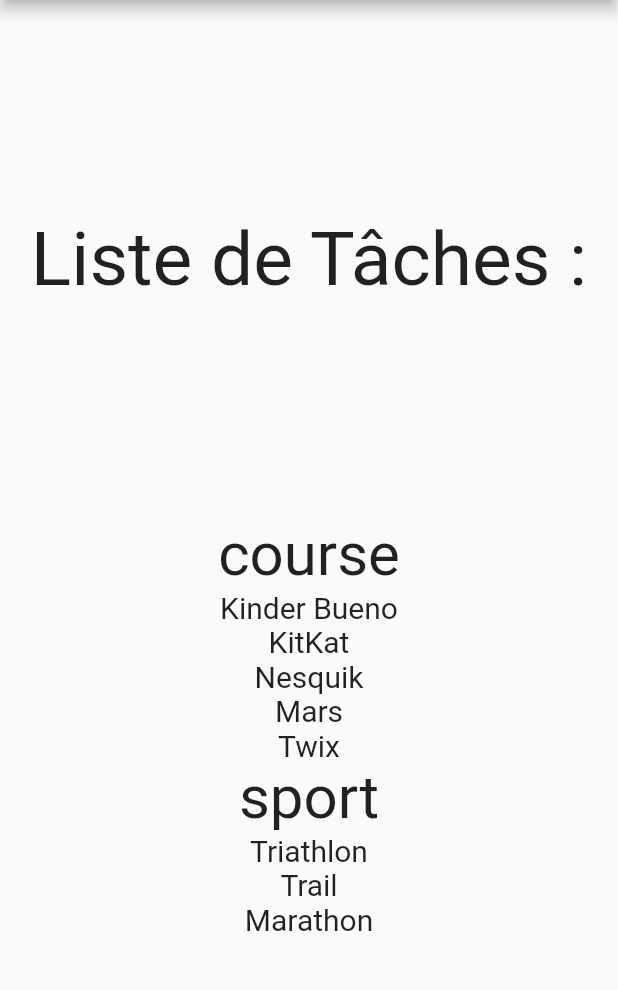
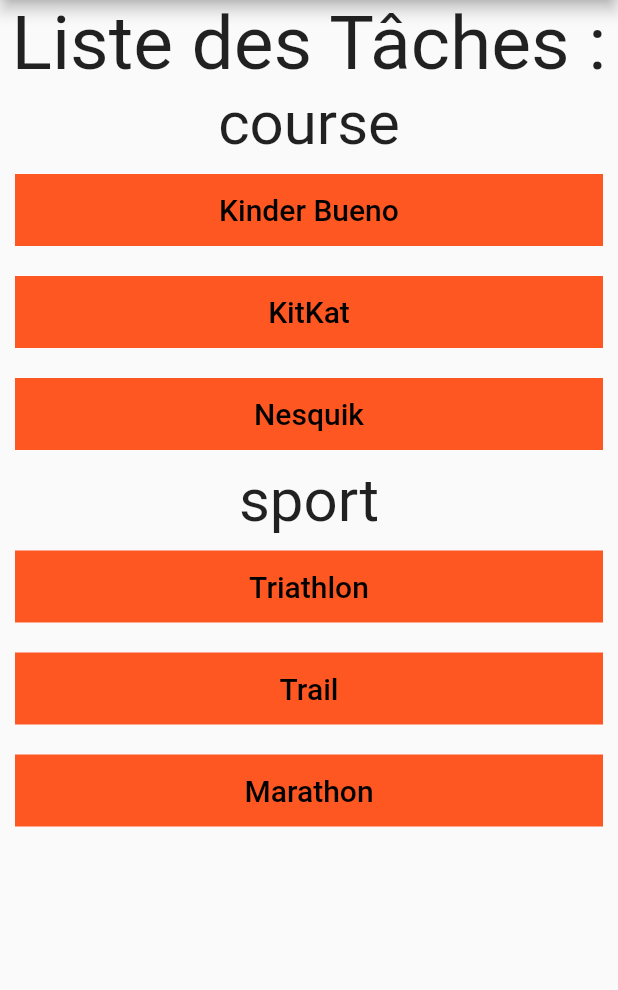
Before and after one commit to Kero3333/todolist, a Flutter app: the screen it shows after launch, on a phone screen of 412 x 824 dp, the part 84-1074 px from its top. Run offline on Flutter 3.47's test engine with Material 2 defaults, Android fonts, the phone set to English and light mode, and no system bars.

Commit message:
in progress

```diff
--- a/lib/main.dart
+++ b/lib/main.dart
@@ -29,29 +29,47 @@ class HomePage extends StatefulWidget {
 }
 
 class _HomePage extends State<HomePage> {
+  // to sorted the list
   Map getMapOfTaskSorted(List<Tache> listTask) {
-    Map listeTaskPerCategory = {};
+    Map listTaskPerCategory = {};
     listTask.forEach((el) {
-      if (!listeTaskPerCategory.containsKey(el.getTheme)) {
-        listeTaskPerCategory[el.getTheme] = [];
+      if (!listTaskPerCategory.containsKey(el.getTheme)) {
+        listTaskPerCategory[el.getTheme] = [];
       }
-      listeTaskPerCategory[el.getTheme].add(el);
+      listTaskPerCategory[el.getTheme].add(el);
     });
-    return listeTaskPerCategory;
+    return listTaskPerCategory;
+  }
+
+  bool boolTest = false;
+
+  test2() {
+    boolTest = boolTest ? false : true;
+    print(boolTest);
   }
 
   Column displayTasks(List<Tache> listTask, [int nbToDisplay = 3]) {
     Column listTasks =
         Column(mainAxisAlignment: MainAxisAlignment.spaceBetween, children: []);
-    Map listeTaskPerCategory = getMapOfTaskSorted(listTask);
+    Map listTaskPerCategory = getMapOfTaskSorted(listTask);
 
-    listeTaskPerCategory.keys.forEach((element) {
+    listTaskPerCategory.keys.forEach((element) {
       List<Widget> listTasksChildren = [];
       for (int i = 0; i < nbToDisplay; i++) {
-        if (listeTaskPerCategory[element].length > i) {
-          listTasksChildren.add(Text(
-            "${listeTaskPerCategory[element][i]}",
-            style: const TextStyle(fontSize: 20),
+        if (listTaskPerCategory[element].length > i) {
+          listTasksChildren.add(Container(
+            margin: const EdgeInsets.all(10.0),
+            width: double.maxFinite,
+            color: Colors.deepOrange,
+            child: TextButton(
+              onPressed: () => test2(),
+              child: Text(
+                "${listTaskPerCategory[element][i]}",
+                style: const TextStyle(fontSize: 20, color: Colors.black
+                    // backgroundColor: Colors.cyan,
+                    ),
+              ),
+            ),
           ));
         }
       }
@@ -83,7 +101,7 @@ class _HomePage extends State<HomePage> {
     listeTache.add(Course("Bounty", 5));
 
     return Column(
-      children: [displayTasks(listeTache, 5)],
+      children: [displayTasks(listeTache, 3)],
     );
   }
 
@@ -95,13 +113,13 @@ class _HomePage extends State<HomePage> {
       ),
       body: Center(
           child: (Column(
-        mainAxisAlignment: MainAxisAlignment.spaceEvenly,
+        mainAxisAlignment: MainAxisAlignment.start,
         children: [
           const Text(
-            "Liste de Tâches :",
+            "Liste des Tâches :",
             style: TextStyle(fontSize: 50),
           ),
-          _test()
+          _test(),
         ],
       ))),
     );
```
